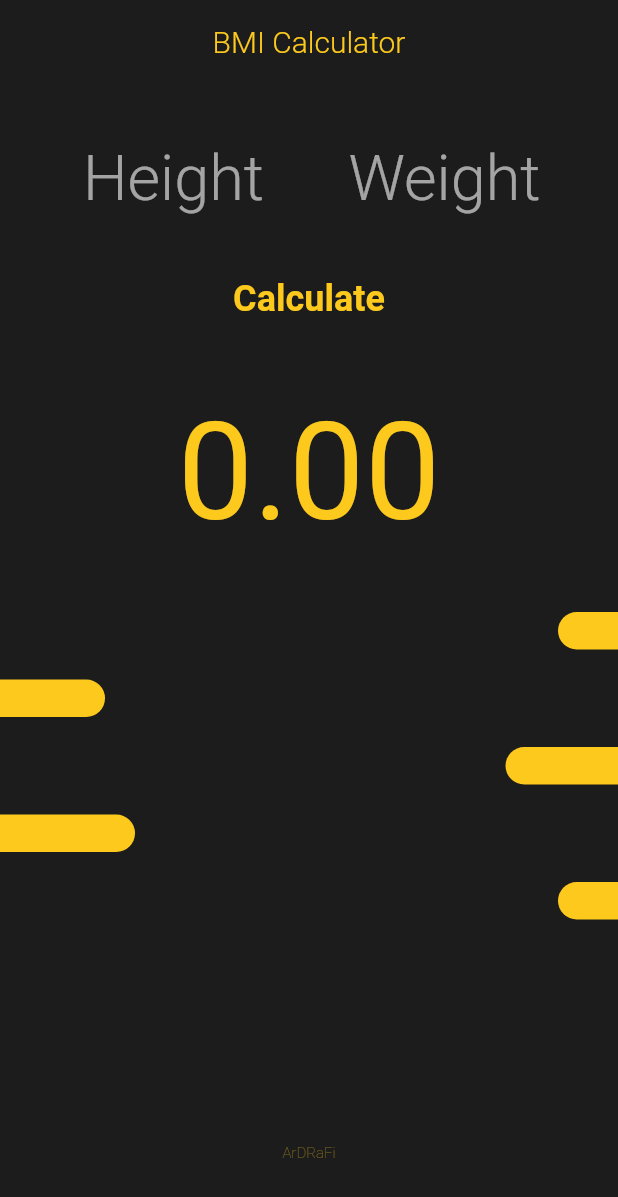
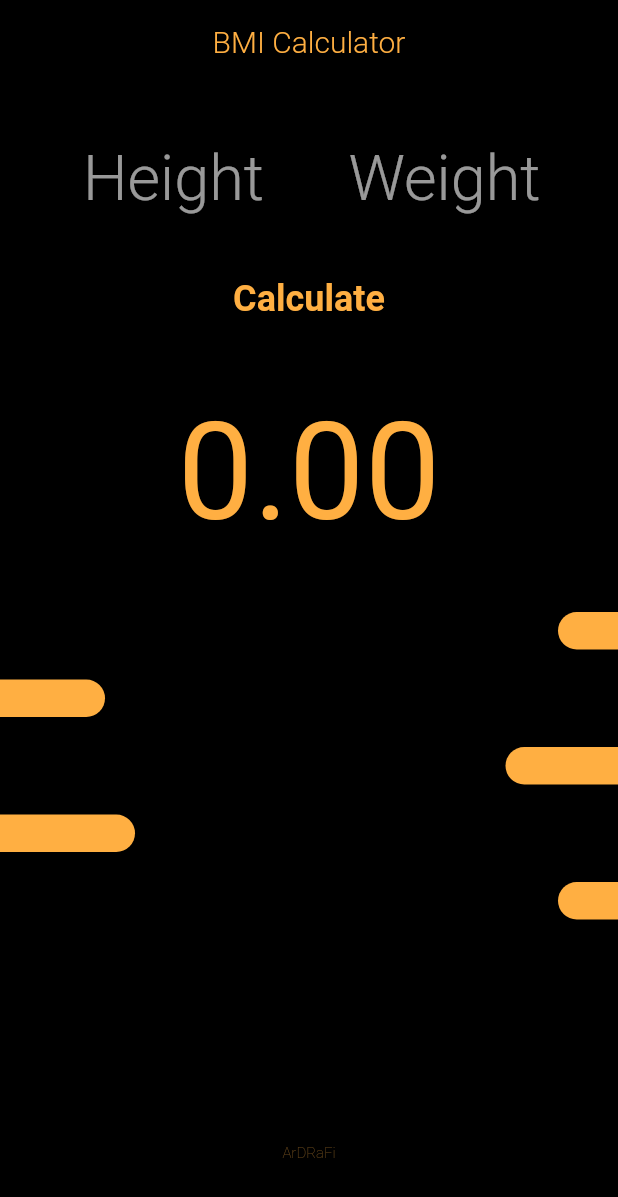
Before and after one commit to ArDRaFi/BMI_CalCulator, a Flutter app: the screen it shows after launch, on a phone screen of 412 x 824 dp. Shown: the top 1197 px of the screen. Run offline on Flutter 3.47's test engine with Material 2 defaults, Android fonts, the phone set to English and light mode, and no system bars; missing offline and left inert: dart:html.

Commit message:
2nd Change

```diff
--- a/lib/constants/app_constants.dart
+++ b/lib/constants/app_constants.dart
@@ -1,5 +1,8 @@
 import 'package:flutter/material.dart';
-import 'package:hexcolor/hexcolor.dart';
+// import 'package:hexcolor/hexcolor.dartw';
 
-final Color mainHexColor = HexColor("#1C1C1C");
-final Color accentHexColor = HexColor("#FCC91C");
+// final Color mainHexColor = HexColor("#1C1C1C");
+// final Color accentHexColor = HexColor("#FCC91C");
+
+final mainHexColor = Color.fromRGBO(0, 0, 0, 1);
+final accentHexColor = Color.fromRGBO(255, 175, 66, 1);
--- a/lib/screens/home.dart
+++ b/lib/screens/home.dart
@@ -4,7 +4,7 @@ import 'package:calculator/widgets/right_bar.dart';
 import 'package:flutter/material.dart';
 
 class HomeScreen extends StatefulWidget {
-  HomeScreen({Key key}) : super(key: key);
+  HomeScreen({Key? key}) : super(key: key);
 
   @override
   State<HomeScreen> createState() => _HomeScreenState();
--- a/lib/widgets/left_bar.dart
+++ b/lib/widgets/left_bar.dart
@@ -4,7 +4,7 @@ import 'package:flutter/material.dart';
 class LeftBar extends StatelessWidget {
   final double barWidth;
 
-  const LeftBar({Key key, @required this.barWidth}) : super(key: key);
+  const LeftBar({Key? key, required this.barWidth}) : super(key: key);
 
   @override
   Widget build(BuildContext context) {
--- a/lib/widgets/right_bar.dart
+++ b/lib/widgets/right_bar.dart
@@ -4,7 +4,7 @@ import 'package:flutter/material.dart';
 class RightBar extends StatelessWidget {
   final double barWidth;
 
-  const RightBar({Key key, @required this.barWidth}) : super(key: key);
+  const RightBar({Key? key, required this.barWidth}) : super(key: key);
 
   @override
   Widget build(BuildContext context) {
--- a/pubspec.yaml
+++ b/pubspec.yaml
@@ -18,7 +18,7 @@ publish_to: 'none' # Remove this line if you wish to publish to pub.dev
 version: 1.0.0+1
 
 environment:
-  sdk: ">=2.11.1 <3.0.0"
+  sdk: ">=2.15.1 <3.0.0"
 
 # Dependencies specify other packages that your package needs in order to work.
 # To automatically upgrade your package dependencies to the latest versions
@@ -29,7 +29,7 @@ environment:
 dependencies:
   flutter:
     sdk: flutter
-  hexcolor: ^1.0.6
+  # hexcolor: ^1.0.6
 
 
   # The following adds the Cupertino Icons font to your application.
```
Also changed, not shown: pubspec.lock.
